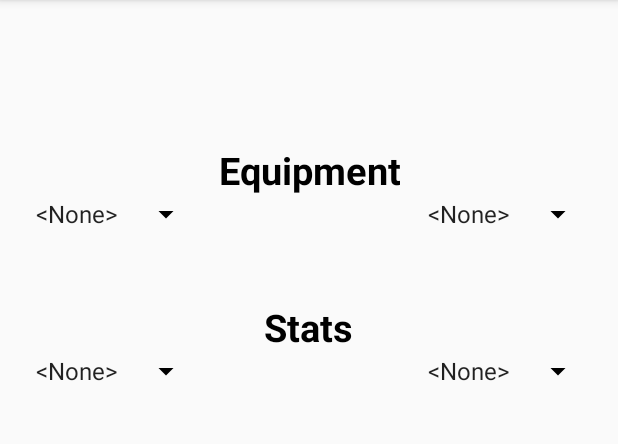
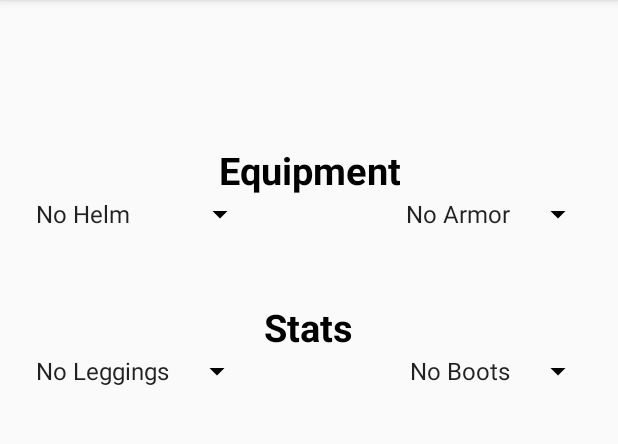
Before and after one commit to gordineerandrew/FatSlayerRPG, an Android app: the fragment Stats shown on its own in the app's theme, on a phone screen of 412 x 824 dp, the part 84-528 px from its top. Run offline under Robolectric (Android 15) with nearby library versions, the phone set to English and light mode, and no system bars.

Commit message:
questing works what.

```diff
--- a/app/src/main/java/fatslayers/fatslayerrpg/MainActivity.java
+++ b/app/src/main/java/fatslayers/fatslayerrpg/MainActivity.java
@@ -51,7 +51,8 @@ public class MainActivity extends AppCompatActivity  {
     public boolean inStats = false;
     public boolean inHome = false;
     private Quest quest;
-    private final int Exp = 50;
+    private Stats stats;
+    private int Exp = 50;
     private int numSteps = 0;
     private Intent music = new Intent();
 
@@ -67,6 +68,13 @@ public class MainActivity extends AppCompatActivity  {
     boolean armor_bool;
     boolean leggings_bool;
     boolean boots_bool;
+
+    private int helm_int;
+    private int armor_int;
+    private int leggings_int;
+    private int boots_int;
+
+    private int boost;
 
     private static final int SETTINGS_REQUEST = 0;
     /**
@@ -172,7 +180,7 @@ public class MainActivity extends AppCompatActivity  {
         tabLayout.setupWithViewPager(mViewPager);
 
         expBar = (ProgressBar) findViewById(R.id.progressBar);
-        expBar.setMax(Exp);
+
 
 
         doBindService();
@@ -183,6 +191,9 @@ public class MainActivity extends AppCompatActivity  {
             startService(music);
         }
 
+        restoreData();
+
+        expBar.setMax(Exp);
 
 
 //        FloatingActionButton fab = (FloatingActionButton) findViewById(R.id.fab);
@@ -194,31 +205,68 @@ public class MainActivity extends AppCompatActivity  {
 //            }
 //        });
 
+
+
         final Handler handler = new Handler();
         handler.post(new Runnable() {
+            boolean restored = false;
+            ArrayList<String> temp;
             @Override
             public void run() {
+
+
+                expBar.setMax(Exp);
+                if(inQuest&& inStats){
+                    temp = quest.getItemsList();
+                    if(temp.contains("Boots")){
+                        boots_bool = true;
+                    }
+                    if(temp.contains("Helmet")){
+                        helm_bool = true;
+                    }
+                    if(temp.contains("Armor")){
+                        armor_bool = true;
+                    }
+                    if(temp.contains("Leggings")){
+                        leggings_bool = true;
+                    }
+                    stats.addItems(helm_bool,armor_bool,leggings_bool,boots_bool);
+
+                }
                 //update here
                 if(inQuest){
+
 
                     if(quest.getProgress() == 0){
                         quest.setProgress(numSteps);
                     }
 
-                    expBar.setProgress(quest.getProgress()%(Exp+1));
+                    expBar.setProgress((quest.getProgress()%(Exp)));
+
                     //TODO: LEVEL UP
                     if(quest.getProgress()>0 && quest.getProgress()%(Exp)==0) {
-                        expBar.setProgress(1);
+                        expBar.setProgress(0);
                     }
                     numSteps = quest.getProgress();
-                    level = numSteps/Exp;
+                    level = numSteps/(Exp);
                     levelText.setText(String.valueOf(level));
                     numSteps = quest.getProgress();
 
+
+                }
+
+                if(inStats && !restored){
+                    stats.addItems(helm_bool, armor_bool, leggings_bool, boots_bool);
+                    stats.restoreState(helm_int, armor_int, leggings_int, boots_int);
+                    restored = true;
                 }
 
                 if(inStats){
-
+                    boost = stats.getTotalBoost();
+                    helm_int = stats.getHelm();
+                    armor_int = stats.getArmor();
+                    leggings_int = stats.getLeggings();
+                    boots_int = stats.getBoots();
                 }
 
                 fkme.setText(String.valueOf(numSteps));
@@ -227,7 +275,6 @@ public class MainActivity extends AppCompatActivity  {
             }
         });
 
-        restoreData();
         levelText.setText(String.valueOf(level));
         nameText.setText(username);
         fkme.setText(String.valueOf(numSteps));
@@ -287,6 +334,13 @@ public class MainActivity extends AppCompatActivity  {
         editor.putBoolean("leggings", leggings_bool);
         editor.putBoolean("boots", boots_bool);
 
+        editor.putInt("helm_int", helm_int);
+        editor.putInt("armor_int", armor_int);
+        editor.putInt("leggings_int", leggings_int);
+        editor.putInt("boots_int", boots_int);
+
+        editor.putInt("boost", boost);
+
         stopService(music);
         doUnbindService();
         editor.apply();
@@ -326,6 +380,14 @@ public class MainActivity extends AppCompatActivity  {
         armor_bool = sharedPref.getBoolean("armor", false);
         leggings_bool = sharedPref.getBoolean("leggings", false);
         boots_bool = sharedPref.getBoolean("boots", false);
+
+        helm_int = sharedPref.getInt("helm_int", 0);
+        armor_int = sharedPref.getInt("armor_int", 0);
+        leggings_int = sharedPref.getInt("leggings_int", 0);
+        boots_int = sharedPref.getInt("boots_int", 0);
+
+        boost = sharedPref.getInt("boost", 1);
+
 
     }
 
@@ -434,7 +496,7 @@ public class MainActivity extends AppCompatActivity  {
 
                             return quest;
                         case 2:
-                            Stats stats = new Stats();
+                            stats = new Stats();
                             inStats = true;
                             return stats;
                         default:
--- a/app/src/main/java/fatslayers/fatslayerrpg/Quest.java
+++ b/app/src/main/java/fatslayers/fatslayerrpg/Quest.java
@@ -15,12 +15,16 @@ import android.util.Log;
 import android.view.LayoutInflater;
 import android.view.View;
 import android.view.ViewGroup;
+import android.widget.ArrayAdapter;
 import android.widget.Button;
 import android.widget.CheckBox;
 import android.widget.CompoundButton;
 import android.widget.ProgressBar;
 import android.widget.RelativeLayout;
 import android.widget.TextView;
+
+import java.util.ArrayList;
+import java.util.List;
 
 import static android.content.ContentValues.TAG;
 import static android.content.Context.MODE_PRIVATE;
@@ -202,7 +206,22 @@ public class Quest extends Fragment implements StepListener, SensorEventListener
         tv_steps.setText(TEXT_NUM_STEPS + questSteps);
 
     }
-
+    public ArrayList<String> getItemsList(){
+        ArrayList<String> tempList = new ArrayList<>();
+        if(helm_bool&& questSteps > 91){
+            tempList.add("Helmet");
+        }
+        if(armor_bool&& questSteps > 81){
+            tempList.add("Armor");
+        }
+        if(leggings_bool&& questSteps > 71){
+            tempList.add("Leggings");
+        }
+        if(boots_bool&& questSteps > 11){
+            tempList.add("Boots");
+        }
+        return tempList;
+    }
     public int getProgress(){
         return numSteps;
     }
--- a/app/src/main/java/fatslayers/fatslayerrpg/Stats.java
+++ b/app/src/main/java/fatslayers/fatslayerrpg/Stats.java
@@ -34,16 +34,11 @@ public class Stats extends Fragment implements AdapterView.OnItemSelectedListene
     List<String> leggings_list;
     List<String> boots_list;
 
-    boolean helm_bool;
-    boolean armor_bool;
-    boolean leggings_bool;
-    boolean boots_bool;
-
-
     private int helm_int;
     private int armor_int;
     private int leggings_int;
     private int boots_int;
+
 
 
     @Override
@@ -79,10 +74,10 @@ public class Stats extends Fragment implements AdapterView.OnItemSelectedListene
         ArrayAdapter leggings_Adapter = new ArrayAdapter(getContext(), android.R.layout.simple_spinner_item, leggings_list);
         ArrayAdapter boots_Adapter = new ArrayAdapter(getContext(), android.R.layout.simple_spinner_item, boots_list);
 
-        helm_list.add("<None>");
-        armor_list.add("<None>");
-        leggings_list.add("<None>");
-        boots_list.add("<None>");
+        helm_list.add("No Helm");
+        armor_list.add("No Armor");
+        leggings_list.add("No Leggings");
+        boots_list.add("No Boots");
 
 
         helm_Adapter.setDropDownViewResource(android.R.layout.simple_spinner_dropdown_item);
@@ -96,9 +91,7 @@ public class Stats extends Fragment implements AdapterView.OnItemSelectedListene
         spinner_leggings.setAdapter(leggings_Adapter);
         spinner_boots.setAdapter(boots_Adapter);
 
-        if(helm_bool && !helm_list.contains("Santa Hat")){
-            addHelm();
-        }
+        helm_list.add("fuck this shit");
 
     }
 
@@ -108,9 +101,9 @@ public class Stats extends Fragment implements AdapterView.OnItemSelectedListene
         String item = parent.getItemAtPosition(position).toString();
 
         // Showing selected spinner item
-        if(!item.equals("<None>")){
+        if(!item.equals("No Helm") && !item.equals("No Armor") && !item.equals("No Leggings")
+                && !item.equals("No Boots")){
             Toast.makeText(parent.getContext(), "Selected: " + item, Toast.LENGTH_SHORT).show();
-
         }
     }
 
@@ -118,8 +111,78 @@ public class Stats extends Fragment implements AdapterView.OnItemSelectedListene
         // TODO Auto-generated method stub
     }
 
-    public void addHelm(){
-        helm_list.add("Santa Hat");
+
+
+    public int getTotalBoost(){
+
+        int total_boost = 0;
+
+
+        if(spinner_helm.getSelectedItemId() != 0){
+            total_boost += 10;
+        }
+
+        if(spinner_armor.getSelectedItemId() != 0){
+            total_boost += 10;
+        }
+
+        if(spinner_leggings.getSelectedItemId() != 0){
+            total_boost += 10;
+        }
+
+        if(spinner_boots.getSelectedItemId() != 0){
+            total_boost += 10;
+        }
+
+        return total_boost;
     }
 
+    public void addItems(boolean helm_bool, boolean armor_bool, boolean leggings_bool, boolean boots_bool){
+
+        if(helm_bool && !helm_list.contains("Santa Hat")){
+            helm_list.add("Santa Hat");
+        }
+        if(armor_bool && !armor_list.contains("Santa Coat")){
+            armor_list.add("Santa Hat");
+        }
+        if(leggings_bool && !leggings_list.contains("Santa Trunks")){
+            leggings_list.add("Santa Trunks");
+        }
+        if(boots_bool && !boots_list.contains("Santa Flip Flops")){
+            System.out.println("FK IT I DON'T KNOW!!!!!");
+            boots_list.add("Santa Flip Flops");
+        }
+
+    }
+
+    public void restoreState(int helm, int armor, int leggings, int boots) {
+        spinner_helm.setSelection(helm);
+        spinner_armor.setSelection(armor);
+        spinner_leggings.setSelection(leggings);
+        spinner_boots.setSelection(boots);
+
+//        helm_int = helm;
+//        armor_int = armor;
+//        leggings_int = leggings;
+//        boots_int = boots;
+
+    }
+
+    public int getHelm() {
+        return spinner_helm.getSelectedItemPosition();
+    }
+
+    public int getArmor() {
+        return spinner_armor.getSelectedItemPosition();
+    }
+
+    public int getLeggings() {
+        return spinner_leggings.getSelectedItemPosition();
+    }
+
+    public int getBoots() {
+        return spinner_boots.getSelectedItemPosition();
+    }
+
+
 }
```
